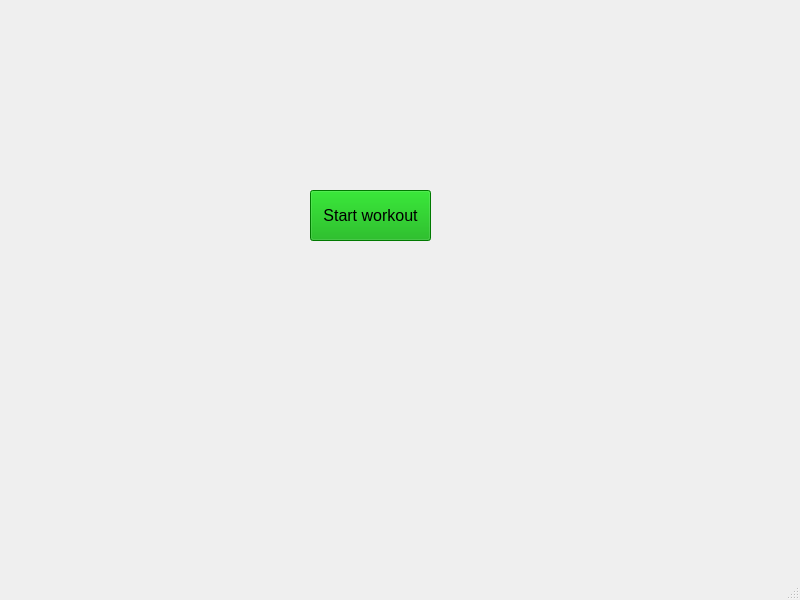
This is resources/mainwindow.ui in CGodiksen/exercise-bike-logger as Qt 5 draws it before an edit. The edited form follows.
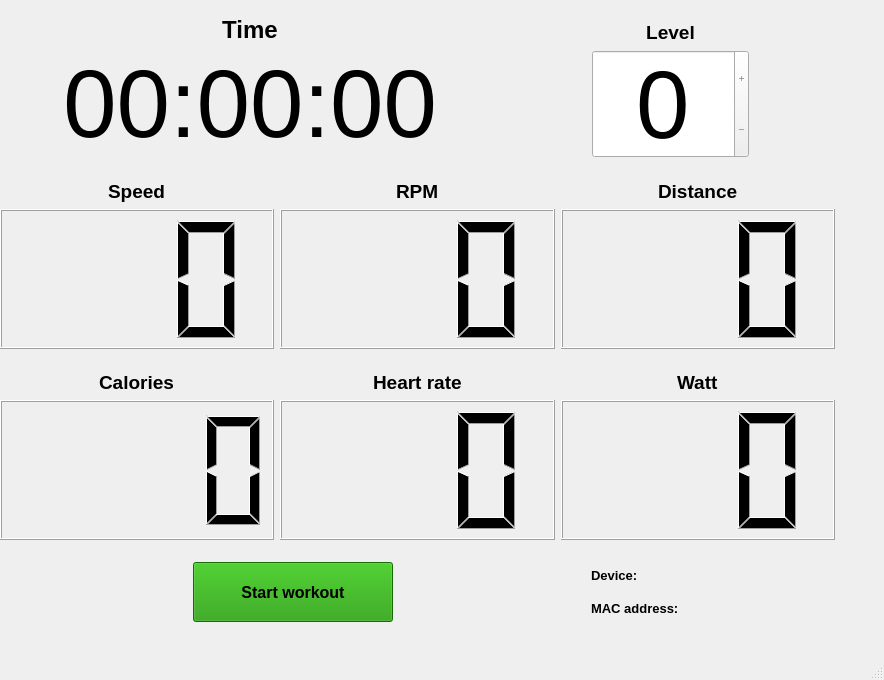
This is the edited form.

Commit message: Created the basic UI setup for the live workout page.

Diff of the .ui file:
```diff
--- a/resources/mainwindow.ui
+++ b/resources/mainwindow.ui
@@ -6,34 +6,502 @@
    <rect>
     <x>0</x>
     <y>0</y>
-    <width>800</width>
-    <height>600</height>
+    <width>884</width>
+    <height>680</height>
    </rect>
   </property>
   <property name="windowTitle">
    <string>MainWindow</string>
   </property>
   <widget class="QWidget" name="centralwidget">
-   <widget class="QPushButton" name="startWorkoutButton">
+   <widget class="QWidget" name="gridLayoutWidget">
     <property name="geometry">
      <rect>
-      <x>310</x>
-      <y>190</y>
-      <width>121</width>
-      <height>51</height>
+      <x>0</x>
+      <y>0</y>
+      <width>835</width>
+      <height>622</height>
      </rect>
     </property>
-    <property name="font">
-     <font>
-      <pointsize>12</pointsize>
-     </font>
-    </property>
-    <property name="styleSheet">
-     <string notr="true">background-color: rgb(0, 170, 0);</string>
-    </property>
-    <property name="text">
-     <string>Start workout</string>
-    </property>
+    <layout class="QGridLayout" name="gridLayout_2">
+     <item row="7" column="0">
+      <layout class="QHBoxLayout" name="horizontalLayout_9">
+       <item alignment="Qt::AlignHCenter|Qt::AlignBottom">
+        <widget class="QLabel" name="label">
+         <property name="font">
+          <font>
+           <pointsize>14</pointsize>
+           <weight>75</weight>
+           <bold>true</bold>
+          </font>
+         </property>
+         <property name="text">
+          <string>Calories</string>
+         </property>
+        </widget>
+       </item>
+       <item alignment="Qt::AlignHCenter|Qt::AlignBottom">
+        <widget class="QLabel" name="label_4">
+         <property name="font">
+          <font>
+           <pointsize>14</pointsize>
+           <weight>75</weight>
+           <bold>true</bold>
+          </font>
+         </property>
+         <property name="text">
+          <string>Heart rate</string>
+         </property>
+        </widget>
+       </item>
+       <item alignment="Qt::AlignHCenter|Qt::AlignBottom">
+        <widget class="QLabel" name="label_5">
+         <property name="font">
+          <font>
+           <pointsize>14</pointsize>
+           <weight>75</weight>
+           <bold>true</bold>
+          </font>
+         </property>
+         <property name="text">
+          <string>Watt</string>
+         </property>
+        </widget>
+       </item>
+      </layout>
+     </item>
+     <item row="1" column="0">
+      <layout class="QHBoxLayout" name="horizontalLayout_11">
+       <item alignment="Qt::AlignHCenter|Qt::AlignBottom">
+        <widget class="QLabel" name="label_9">
+         <property name="minimumSize">
+          <size>
+           <width>500</width>
+           <height>0</height>
+          </size>
+         </property>
+         <property name="font">
+          <font>
+           <pointsize>18</pointsize>
+           <weight>75</weight>
+           <bold>true</bold>
+          </font>
+         </property>
+         <property name="layoutDirection">
+          <enum>Qt::LeftToRight</enum>
+         </property>
+         <property name="text">
+          <string>Time</string>
+         </property>
+         <property name="alignment">
+          <set>Qt::AlignBottom|Qt::AlignHCenter</set>
+         </property>
+        </widget>
+       </item>
+       <item alignment="Qt::AlignHCenter|Qt::AlignBottom">
+        <widget class="QLabel" name="label_10">
+         <property name="minimumSize">
+          <size>
+           <width>325</width>
+           <height>0</height>
+          </size>
+         </property>
+         <property name="font">
+          <font>
+           <pointsize>14</pointsize>
+           <weight>75</weight>
+           <bold>true</bold>
+          </font>
+         </property>
+         <property name="text">
+          <string>Level</string>
+         </property>
+         <property name="alignment">
+          <set>Qt::AlignBottom|Qt::AlignHCenter</set>
+         </property>
+        </widget>
+       </item>
+      </layout>
+     </item>
+     <item row="3" column="0">
+      <spacer name="verticalSpacer_2">
+       <property name="orientation">
+        <enum>Qt::Vertical</enum>
+       </property>
+       <property name="sizeHint" stdset="0">
+        <size>
+         <width>20</width>
+         <height>40</height>
+        </size>
+       </property>
+      </spacer>
+     </item>
+     <item row="5" column="0">
+      <layout class="QHBoxLayout" name="horizontalLayout_2">
+       <item>
+        <widget class="QLCDNumber" name="speedNumber">
+         <property name="minimumSize">
+          <size>
+           <width>0</width>
+           <height>140</height>
+          </size>
+         </property>
+         <property name="digitCount">
+          <number>3</number>
+         </property>
+        </widget>
+       </item>
+       <item>
+        <widget class="QLCDNumber" name="rpmNumber">
+         <property name="minimumSize">
+          <size>
+           <width>0</width>
+           <height>100</height>
+          </size>
+         </property>
+         <property name="digitCount">
+          <number>3</number>
+         </property>
+        </widget>
+       </item>
+       <item>
+        <widget class="QLCDNumber" name="distanceNumber">
+         <property name="minimumSize">
+          <size>
+           <width>0</width>
+           <height>100</height>
+          </size>
+         </property>
+         <property name="digitCount">
+          <number>3</number>
+         </property>
+        </widget>
+       </item>
+      </layout>
+     </item>
+     <item row="2" column="0">
+      <layout class="QHBoxLayout" name="horizontalLayout_4">
+       <item>
+        <widget class="QLabel" name="timeLabel">
+         <property name="minimumSize">
+          <size>
+           <width>500</width>
+           <height>0</height>
+          </size>
+         </property>
+         <property name="font">
+          <font>
+           <pointsize>72</pointsize>
+          </font>
+         </property>
+         <property name="text">
+          <string>00:00:00</string>
+         </property>
+         <property name="alignment">
+          <set>Qt::AlignCenter</set>
+         </property>
+        </widget>
+       </item>
+       <item>
+        <spacer name="horizontalSpacer">
+         <property name="orientation">
+          <enum>Qt::Horizontal</enum>
+         </property>
+         <property name="sizeHint" stdset="0">
+          <size>
+           <width>40</width>
+           <height>20</height>
+          </size>
+         </property>
+        </spacer>
+       </item>
+       <item>
+        <widget class="QSpinBox" name="levelSpinBox">
+         <property name="minimumSize">
+          <size>
+           <width>0</width>
+           <height>100</height>
+          </size>
+         </property>
+         <property name="font">
+          <font>
+           <pointsize>72</pointsize>
+          </font>
+         </property>
+         <property name="alignment">
+          <set>Qt::AlignCenter</set>
+         </property>
+         <property name="readOnly">
+          <bool>true</bool>
+         </property>
+         <property name="buttonSymbols">
+          <enum>QAbstractSpinBox::PlusMinus</enum>
+         </property>
+        </widget>
+       </item>
+       <item>
+        <spacer name="horizontalSpacer_2">
+         <property name="orientation">
+          <enum>Qt::Horizontal</enum>
+         </property>
+         <property name="sizeHint" stdset="0">
+          <size>
+           <width>40</width>
+           <height>20</height>
+          </size>
+         </property>
+        </spacer>
+       </item>
+      </layout>
+     </item>
+     <item row="4" column="0">
+      <layout class="QHBoxLayout" name="horizontalLayout_10">
+       <item alignment="Qt::AlignHCenter|Qt::AlignBottom">
+        <widget class="QLabel" name="label_7">
+         <property name="font">
+          <font>
+           <pointsize>14</pointsize>
+           <weight>75</weight>
+           <bold>true</bold>
+          </font>
+         </property>
+         <property name="text">
+          <string>Speed</string>
+         </property>
+        </widget>
+       </item>
+       <item alignment="Qt::AlignHCenter|Qt::AlignBottom">
+        <widget class="QLabel" name="label_6">
+         <property name="font">
+          <font>
+           <pointsize>14</pointsize>
+           <weight>75</weight>
+           <bold>true</bold>
+          </font>
+         </property>
+         <property name="text">
+          <string>RPM</string>
+         </property>
+        </widget>
+       </item>
+       <item alignment="Qt::AlignHCenter|Qt::AlignBottom">
+        <widget class="QLabel" name="label_8">
+         <property name="font">
+          <font>
+           <pointsize>14</pointsize>
+           <weight>75</weight>
+           <bold>true</bold>
+          </font>
+         </property>
+         <property name="text">
+          <string>Distance</string>
+         </property>
+        </widget>
+       </item>
+      </layout>
+     </item>
+     <item row="10" column="0">
+      <layout class="QHBoxLayout" name="horizontalLayout_6">
+       <item>
+        <spacer name="horizontalSpacer_3">
+         <property name="orientation">
+          <enum>Qt::Horizontal</enum>
+         </property>
+         <property name="sizeHint" stdset="0">
+          <size>
+           <width>40</width>
+           <height>20</height>
+          </size>
+         </property>
+        </spacer>
+       </item>
+       <item alignment="Qt::AlignHCenter">
+        <widget class="QPushButton" name="startWorkoutButton">
+         <property name="minimumSize">
+          <size>
+           <width>200</width>
+           <height>60</height>
+          </size>
+         </property>
+         <property name="font">
+          <font>
+           <pointsize>12</pointsize>
+           <weight>75</weight>
+           <bold>true</bold>
+          </font>
+         </property>
+         <property name="styleSheet">
+          <string notr="true">background-color: rgb(28, 153, 0);</string>
+         </property>
+         <property name="text">
+          <string>Start workout</string>
+         </property>
+        </widget>
+       </item>
+       <item>
+        <spacer name="horizontalSpacer_4">
+         <property name="orientation">
+          <enum>Qt::Horizontal</enum>
+         </property>
+         <property name="sizeHint" stdset="0">
+          <size>
+           <width>40</width>
+           <height>20</height>
+          </size>
+         </property>
+        </spacer>
+       </item>
+       <item>
+        <layout class="QVBoxLayout" name="verticalLayout_3">
+         <item>
+          <layout class="QHBoxLayout" name="horizontalLayout_7">
+           <item>
+            <widget class="QLabel" name="label_2">
+             <property name="font">
+              <font>
+               <pointsize>10</pointsize>
+               <weight>75</weight>
+               <bold>true</bold>
+              </font>
+             </property>
+             <property name="text">
+              <string>Device:</string>
+             </property>
+            </widget>
+           </item>
+           <item>
+            <widget class="QLabel" name="deviceLabel">
+             <property name="minimumSize">
+              <size>
+               <width>150</width>
+               <height>0</height>
+              </size>
+             </property>
+             <property name="text">
+              <string/>
+             </property>
+            </widget>
+           </item>
+          </layout>
+         </item>
+         <item>
+          <layout class="QHBoxLayout" name="horizontalLayout_8">
+           <item>
+            <widget class="QLabel" name="label_3">
+             <property name="font">
+              <font>
+               <pointsize>10</pointsize>
+               <weight>75</weight>
+               <bold>true</bold>
+              </font>
+             </property>
+             <property name="text">
+              <string>MAC address:</string>
+             </property>
+            </widget>
+           </item>
+           <item>
+            <widget class="QLabel" name="addressLabel">
+             <property name="minimumSize">
+              <size>
+               <width>150</width>
+               <height>0</height>
+              </size>
+             </property>
+             <property name="text">
+              <string/>
+             </property>
+            </widget>
+           </item>
+          </layout>
+         </item>
+        </layout>
+       </item>
+      </layout>
+     </item>
+     <item row="9" column="0">
+      <spacer name="verticalSpacer">
+       <property name="orientation">
+        <enum>Qt::Vertical</enum>
+       </property>
+       <property name="sizeHint" stdset="0">
+        <size>
+         <width>20</width>
+         <height>40</height>
+        </size>
+       </property>
+      </spacer>
+     </item>
+     <item row="8" column="0">
+      <layout class="QHBoxLayout" name="horizontalLayout_3">
+       <item>
+        <widget class="QLCDNumber" name="caloriesNumber">
+         <property name="minimumSize">
+          <size>
+           <width>0</width>
+           <height>140</height>
+          </size>
+         </property>
+         <property name="digitCount">
+          <number>4</number>
+         </property>
+        </widget>
+       </item>
+       <item>
+        <widget class="QLCDNumber" name="heartRateNumber">
+         <property name="minimumSize">
+          <size>
+           <width>0</width>
+           <height>100</height>
+          </size>
+         </property>
+         <property name="digitCount">
+          <number>3</number>
+         </property>
+        </widget>
+       </item>
+       <item>
+        <widget class="QLCDNumber" name="wattNumber">
+         <property name="minimumSize">
+          <size>
+           <width>0</width>
+           <height>100</height>
+          </size>
+         </property>
+         <property name="digitCount">
+          <number>3</number>
+         </property>
+        </widget>
+       </item>
+      </layout>
+     </item>
+     <item row="0" column="0">
+      <spacer name="verticalSpacer_3">
+       <property name="orientation">
+        <enum>Qt::Vertical</enum>
+       </property>
+       <property name="sizeHint" stdset="0">
+        <size>
+         <width>20</width>
+         <height>40</height>
+        </size>
+       </property>
+      </spacer>
+     </item>
+     <item row="6" column="0">
+      <spacer name="verticalSpacer_4">
+       <property name="orientation">
+        <enum>Qt::Vertical</enum>
+       </property>
+       <property name="sizeHint" stdset="0">
+        <size>
+         <width>20</width>
+         <height>40</height>
+        </size>
+       </property>
+      </spacer>
+     </item>
+    </layout>
    </widget>
   </widget>
   <widget class="QMenuBar" name="menubar">
```
Left out of the diff: 2 changed lines with no effect on the pictures.
